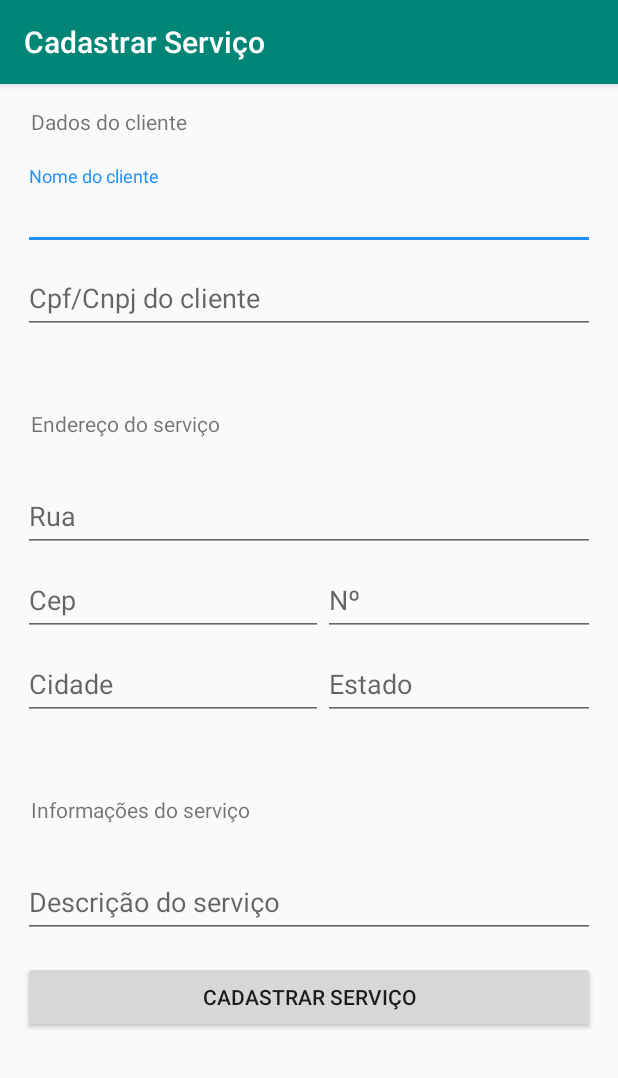
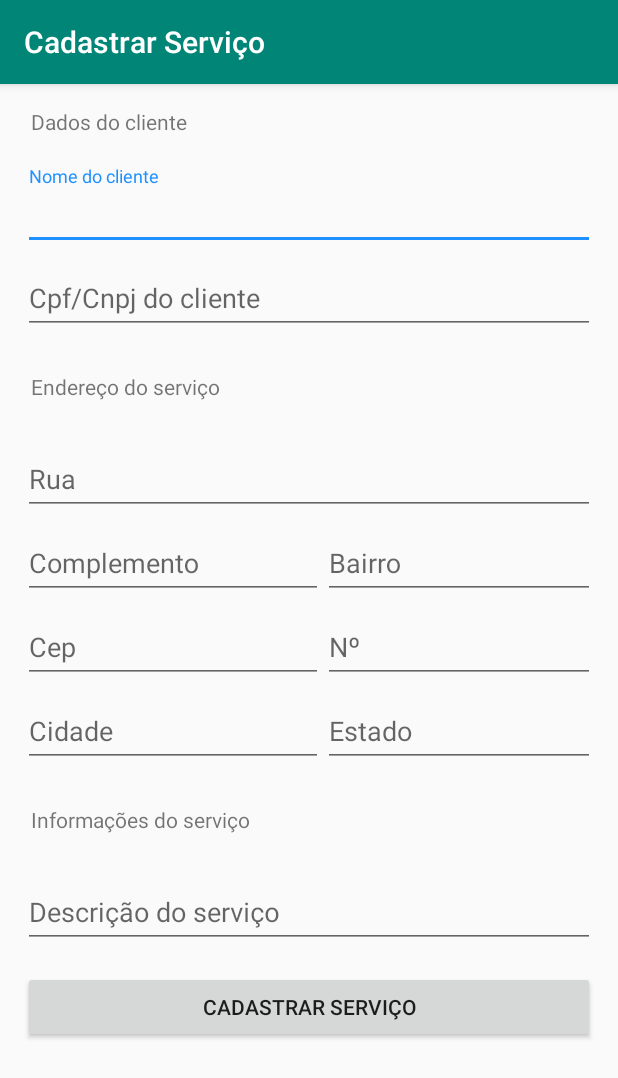
Before and after one commit to RphRodrigues/Android-Projetomeuapp, an Android app: the CadastrarServicoActivity screen opened directly, with no data from a screen before it, on a phone screen of 412 x 824 dp. Shown: the top 1078 px of the screen. Run offline under Robolectric (Android 15) with nearby library versions, the phone set to English and light mode, and no system bars.

Commit message:
Adicionado os campos complemento e bairro ao layout de cadastro de serviço

```diff
--- a/app/src/main/res/layout/activity_cadastrar_servico.xml
+++ b/app/src/main/res/layout/activity_cadastrar_servico.xml
@@ -8,8 +8,8 @@
         android:layout_width="match_parent"
         android:layout_height="wrap_content"
         android:orientation="vertical"
+        android:paddingLeft="15sp"
         android:paddingTop="10dp"
-        android:paddingLeft="15sp"
         android:paddingRight="15sp">
 
         <TextView
@@ -51,7 +51,7 @@
             android:layout_height="wrap_content"
             android:layout_marginStart="5sp"
             android:layout_marginLeft="5sp"
-            android:layout_marginTop="50sp"
+            android:layout_marginTop="25sp"
             android:text="@string/endereco_servico" />
 
         <android.support.design.widget.TextInputLayout
@@ -66,6 +66,41 @@
                 android:hint="@string/rua"
                 android:inputType="textMultiLine" />
         </android.support.design.widget.TextInputLayout>
+
+        <RelativeLayout
+            android:layout_width="match_parent"
+            android:layout_height="wrap_content">
+
+            <android.support.design.widget.TextInputLayout
+                android:id="@+id/complementoIdLayout"
+                android:layout_width="wrap_content"
+                android:layout_height="wrap_content">
+
+                <EditText
+                    android:id="@+id/edtComplementoId"
+                    android:layout_width="200dp"
+                    android:layout_height="wrap_content"
+                    android:hint="@string/complemento"
+                    android:inputType="textMultiLine" />
+            </android.support.design.widget.TextInputLayout>
+
+            <android.support.design.widget.TextInputLayout
+                android:id="@+id/bairroIdLayout"
+                android:layout_width="match_parent"
+                android:layout_height="wrap_content"
+                android:layout_toEndOf="@id/complementoIdLayout"
+                android:layout_toRightOf="@id/complementoIdLayout">
+
+                <EditText
+                    android:id="@+id/edtBairroId"
+                    android:layout_width="match_parent"
+                    android:layout_height="wrap_content"
+                    android:hint="@string/bairro"
+                    android:inputType="textMultiLine" />
+            </android.support.design.widget.TextInputLayout>
+
+
+        </RelativeLayout>
 
         <RelativeLayout
             android:layout_width="match_parent"
@@ -140,7 +175,7 @@
             android:layout_height="wrap_content"
             android:layout_marginStart="5sp"
             android:layout_marginLeft="5sp"
-            android:layout_marginTop="50sp"
+            android:layout_marginTop="25sp"
             android:text="@string/informacoes_do_servico" />
 
         <android.support.design.widget.TextInputLayout
@@ -158,9 +193,9 @@
 
         <Button
             android:id="@+id/btnCriarOSId"
-            android:layout_marginTop="15sp"
             android:layout_width="match_parent"
             android:layout_height="wrap_content"
-            android:text="@string/cadastrar_servico"/>
+            android:layout_marginTop="15sp"
+            android:text="@string/cadastrar_servico" />
     </LinearLayout>
 </ScrollView>
--- a/app/src/main/res/values/strings.xml
+++ b/app/src/main/res/values/strings.xml
@@ -22,4 +22,6 @@
     <string name="preencha_endereco">Preencha o endereço completo</string>
     <string name="preencha_descricao_servico">Preencha a descricao do serviço</string>
     <string name="os_gerada_sucesso">Ordem de serviço gerada com sucesso</string>
+    <string name="complemento">Complemento</string>
+    <string name="bairro">Bairro</string>
 </resources>
```
